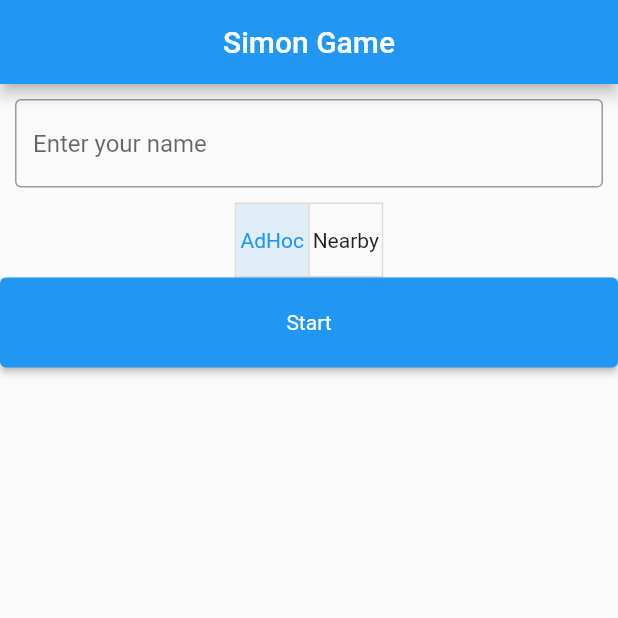
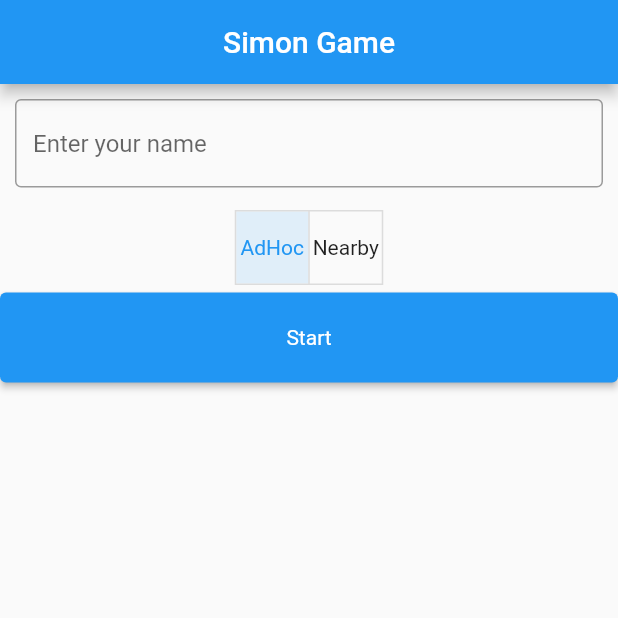
Before and after one commit to ThomasDem14/adhoc-simon, a Flutter app: the screen it shows after launch, on a phone screen of 412 x 824 dp, the top half of it. Run offline on Flutter 3.47's test engine with Material 2 defaults, Android fonts, the light colour scheme and no system bars; our stand-ins replace connectivity_plus, firebase_core, firebase_database, salomon_bottom_bar; missing offline and left inert: adhoc_plugin, nearby_plugin; accounts and stored records are empty.

Commit message:
TODO List

```diff
--- a/lib/adhoc/adhoc_manager.dart
+++ b/lib/adhoc/adhoc_manager.dart
@@ -63,6 +63,7 @@
         }
       }
       data['peers'] = jsonEncode(totalPeers);
+      // TODO: Label from plugin is different from own id from uuid
       _manager.broadcastExceptList(
           jsonEncode(data), peersFromMsg.map((e) => e.id).toList());
     } else {
@@ -196,6 +197,7 @@
   void connectPeer(String peer) async {
     if (!this.enabled) return;
 
+    // TODO: Check WiFi Direct connect
     await _manager.connect(_discovered
         .firstWhere((device) => _macFromAdhocDevice(device) == peer));
   }
--- a/lib/adhoc/nearby_manager.dart
+++ b/lib/adhoc/nearby_manager.dart
@@ -141,8 +141,9 @@
       case NearbyMessageType.onConnectionAccepted:
         print("----- onConnection with device ${event.endpointId}");
         _peers.add(ConnectedDevice(event.endpointId, true, event.endpoint));
+        // TODO: Get event.endpoint name from other connection event
         _sendMessageStream(
-            MessageType.adhocConnection, [event.endpoint, event.endpointId]);
+            MessageType.adhocConnection, [event.endpointId, event.endpointId]);
         break;
       case NearbyMessageType.onConnectionEnded:
         print("----- onConnectionClosed with device ${event.endpointId}");
--- a/lib/firebase/firebase_manager.dart
+++ b/lib/firebase/firebase_manager.dart
@@ -119,6 +119,7 @@ class FirebaseManager extends ServiceManager {
     // Leave the current room.
     await _leaveProcess();
 
+    // TODO: Check if room exists (optional)
     _roomId = roomId;
     await _listen(roomId);
 
--- a/lib/pages/organisation_page.dart
+++ b/lib/pages/organisation_page.dart
@@ -48,6 +48,7 @@ class _OrganisationPage extends State<OrganisationPage> {
   @override
   void dispose() {
     _subscription?.cancel();
+    // TODO: To call onDestroy
     Provider.of<PlayerManager>(context, listen: false).dispose();
     super.dispose();
   }
--- a/lib/pages/setup_page.dart
+++ b/lib/pages/setup_page.dart
@@ -34,6 +34,7 @@ class _SetupPageState extends State<SetupPage> {
               controller: textController,
             ),
           ),
+          SizedBox(height: 5),
           // Toggle button for Adhoc/Nearby plugin
           ToggleButtons(
             children: [
@@ -48,6 +49,7 @@ class _SetupPageState extends State<SetupPage> {
               });
             },
           ),
+          SizedBox(height: 5),
           // Button start
           SizedBox(
             height: 60,
--- a/lib/player/player_manager.dart
+++ b/lib/player/player_manager.dart
@@ -106,6 +106,8 @@ class PlayerManager extends ChangeNotifier {
       _name,
     ));
 
+    // TODO: Discover all the players
+
     _adhocManager.startGame(seed, _peers);
     _firebaseManager.startGame(seed, _peers);
 
@@ -115,6 +117,8 @@ class PlayerManager extends ChangeNotifier {
   void leaveGroup() {
     _adhocManager.leaveGroup();
     _firebaseManager.leaveGroup();
+
+    // TODO: Handle a player leaving mid game
 
     _discovered = List.empty(growable: true);
     _peers = List.empty(growable: true);
```
